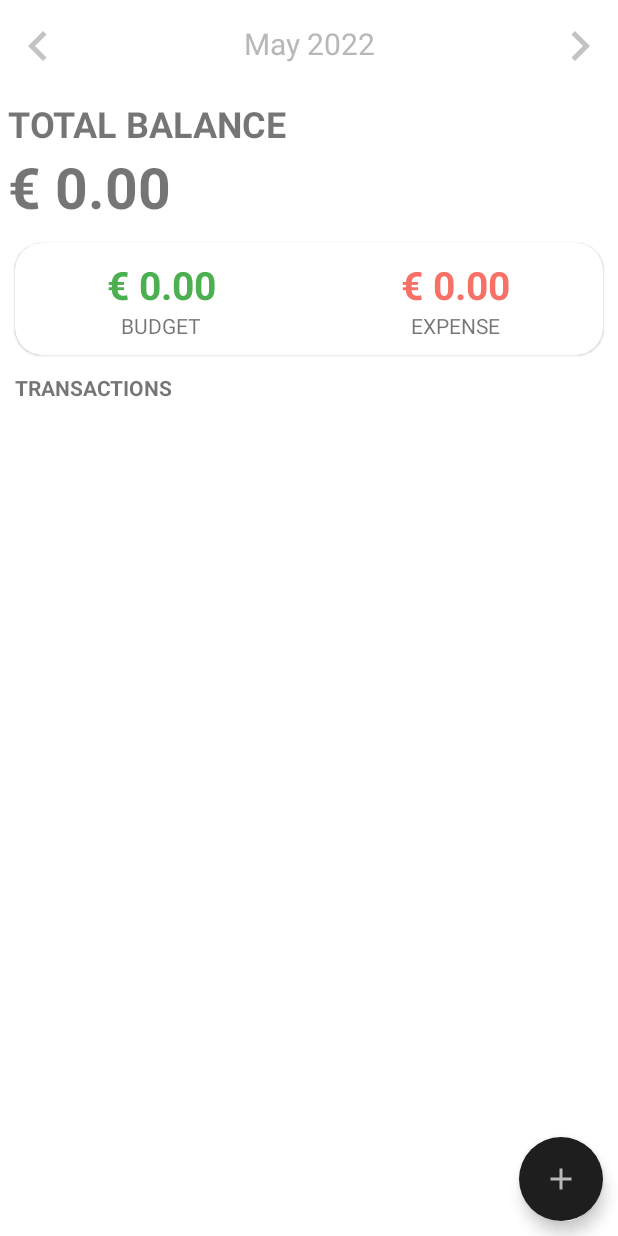
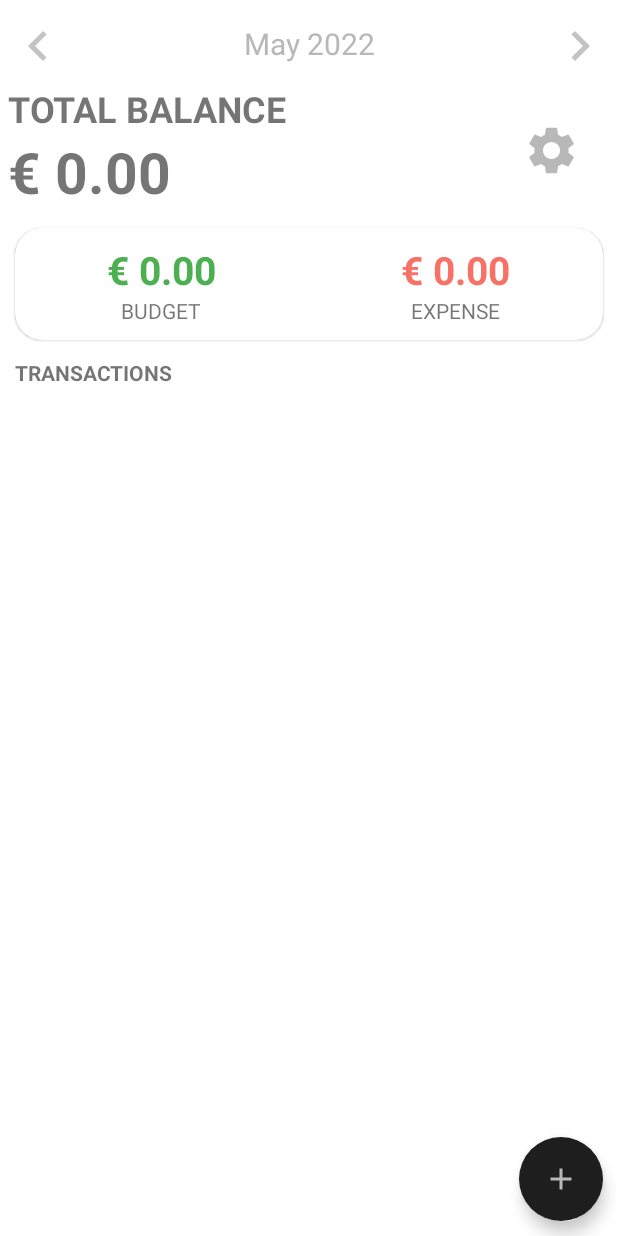
Before and after one commit to trdtt/Budget-Manager, an Android app: the screen it shows after launch (MainActivity), on a phone screen of 412 x 824 dp. Run offline under Robolectric (Android 15) with nearby library versions, the phone set to English and light mode, and no system bars; our stand-ins replace Room's generated code.

```diff
--- a/app/src/main/java/com/example/budgetmanager_kotlin/DetailActivity.kt
+++ b/app/src/main/java/com/example/budgetmanager_kotlin/DetailActivity.kt
@@ -3,11 +3,9 @@ package com.example.budgetmanager_kotlin
 import android.content.Context
 import androidx.appcompat.app.AppCompatActivity
 import android.os.Bundle
-import android.view.View
 import android.view.inputmethod.InputMethodManager
 import androidx.core.widget.addTextChangedListener
 import androidx.room.Room
-import kotlinx.android.synthetic.main.activity_add_transaction.*
 import kotlinx.android.synthetic.main.activity_add_transaction.amountInput
 import kotlinx.android.synthetic.main.activity_add_transaction.amountLayout
 import kotlinx.android.synthetic.main.activity_add_transaction.closeBtn
--- /dev/null
+++ b/app/src/main/res/drawable/ic_settings.xml
@@ -0,0 +1,5 @@
+<vector android:height="24dp" android:tint="@color/text_gray"
+    android:viewportHeight="24" android:viewportWidth="24"
+    android:width="24dp" xmlns:android="http://schemas.android.com/apk/res/android">
+    <path android:fillColor="@color/text_gray" android:pathData="M19.14,12.94c0.04,-0.3 0.06,-0.61 0.06,-0.94c0,-0.32 -0.02,-0.64 -0.07,-0.94l2.03,-1.58c0.18,-0.14 0.23,-0.41 0.12,-0.61l-1.92,-3.32c-0.12,-0.22 -0.37,-0.29 -0.59,-0.22l-2.39,0.96c-0.5,-0.38 -1.03,-0.7 -1.62,-0.94L14.4,2.81c-0.04,-0.24 -0.24,-0.41 -0.48,-0.41h-3.84c-0.24,0 -0.43,0.17 -0.47,0.41L9.25,5.35C8.66,5.59 8.12,5.92 7.63,6.29L5.24,5.33c-0.22,-0.08 -0.47,0 -0.59,0.22L2.74,8.87C2.62,9.08 2.66,9.34 2.86,9.48l2.03,1.58C4.84,11.36 4.8,11.69 4.8,12s0.02,0.64 0.07,0.94l-2.03,1.58c-0.18,0.14 -0.23,0.41 -0.12,0.61l1.92,3.32c0.12,0.22 0.37,0.29 0.59,0.22l2.39,-0.96c0.5,0.38 1.03,0.7 1.62,0.94l0.36,2.54c0.05,0.24 0.24,0.41 0.48,0.41h3.84c0.24,0 0.44,-0.17 0.47,-0.41l0.36,-2.54c0.59,-0.24 1.13,-0.56 1.62,-0.94l2.39,0.96c0.22,0.08 0.47,0 0.59,-0.22l1.92,-3.32c0.12,-0.22 0.07,-0.47 -0.12,-0.61L19.14,12.94zM12,15.6c-1.98,0 -3.6,-1.62 -3.6,-3.6s1.62,-3.6 3.6,-3.6s3.6,1.62 3.6,3.6S13.98,15.6 12,15.6z"/>
+</vector>
--- a/app/src/main/res/layout/activity_add_transaction.xml
+++ b/app/src/main/res/layout/activity_add_transaction.xml
@@ -110,7 +110,7 @@
                 android:backgroundTint="@color/button_gray"
                 android:text="Restaurant"
                 android:textColor="@color/text_gray"
-                android:textSize="12sp"
+                android:textSize="30px"
                 app:cornerRadius="14dp" />
 
             <com.google.android.material.button.MaterialButton
--- a/app/src/main/res/layout/activity_main.xml
+++ b/app/src/main/res/layout/activity_main.xml
@@ -53,18 +53,24 @@
             android:id="@+id/balance_layout"
             android:layout_width="match_parent"
             android:layout_height="wrap_content"
-            android:orientation="vertical"
-            android:layout_below="@+id/month_layout">
+            android:layout_below="@+id/month_layout"
+            android:orientation="vertical">
+
+            <androidx.constraintlayout.widget.ConstraintLayout
+                android:layout_width="match_parent"
+                android:layout_height="match_parent">
 
                 <TextView
+                    android:id="@+id/balance_label"
                     android:layout_width="wrap_content"
                     android:layout_height="wrap_content"
                     android:layout_marginStart="5dp"
-                android:layout_marginTop="10dp"
                     android:text="total balance"
                     android:textAllCaps="true"
                     android:textSize="24sp"
-                android:textStyle="bold" />
+                    android:textStyle="bold"
+                    app:layout_constraintStart_toStartOf="parent"
+                    app:layout_constraintTop_toTopOf="parent" />
 
                 <TextView
                     android:id="@+id/balance"
@@ -73,7 +79,21 @@
                     android:layout_marginStart="5dp"
                     android:text="€300"
                     android:textSize="38sp"
-                android:textStyle="bold" />
+                    android:textStyle="bold"
+                    app:layout_constraintStart_toStartOf="parent"
+                    app:layout_constraintTop_toBottomOf="@+id/balance_label" />
+
+                <ImageButton
+                    android:id="@+id/settingsBtn"
+                    android:layout_width="38dp"
+                    android:layout_height="38dp"
+                    android:layout_margin="25dp"
+                    android:background="@drawable/ic_settings"
+                    app:layout_constraintEnd_toEndOf="parent"
+                    app:layout_constraintTop_toTopOf="parent" />
+
+            </androidx.constraintlayout.widget.ConstraintLayout>
+
         </LinearLayout>
 
         <com.google.android.material.card.MaterialCardView
```
Also changed, not shown: app/src/main/java/com/example/budgetmanager_kotlin/AddTransactionActivity.kt (+59 -30 lines), app/src/main/java/com/example/budgetmanager_kotlin/ButtonDialog.kt (added, +60 -0 lines), app/src/main/res/layout/activity_dialog.xml (added, +23 -0 lines). Lines whose indentation alone changed are shown as unchanged.
